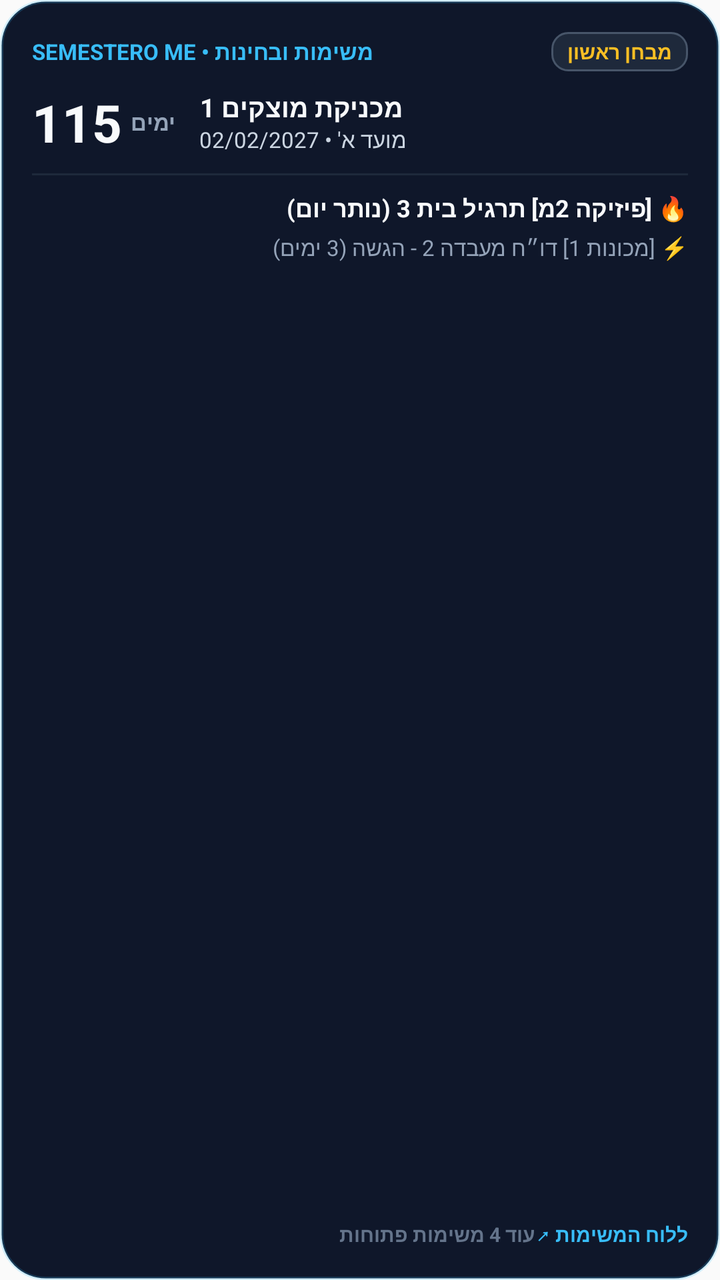
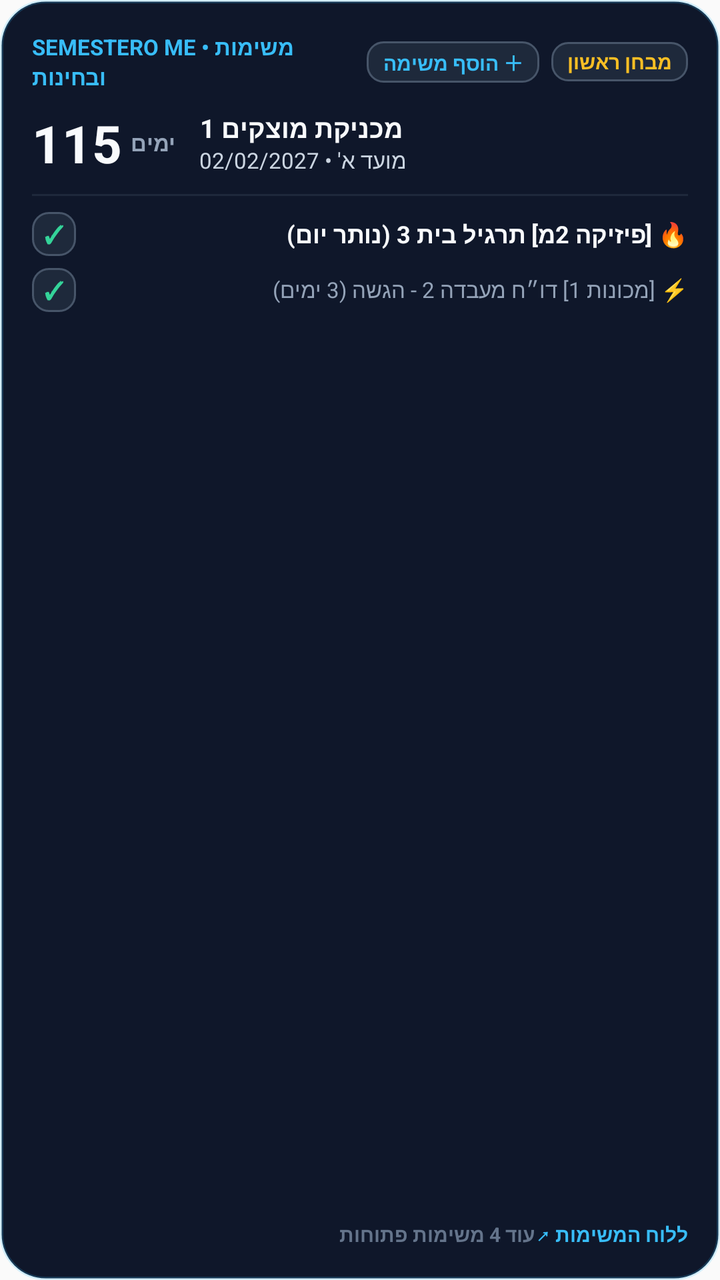

The first picture is an Android layout as it rendered before a commit; the second is the same layout after the commit. The layout source and the unified diff follow.
<!-- AndroidManifest.xml: application theme AppTheme -->
<!-- res/layout/widget_tasks_exam.xml -->
<?xml version="1.0" encoding="utf-8"?>
<LinearLayout xmlns:android="http://schemas.android.com/apk/res/android"
    android:id="@+id/widget_tasks_root"
    android:layout_width="match_parent"
    android:layout_height="match_parent"
    android:background="@drawable/widget_card_bg"
    android:orientation="vertical"
    android:padding="16dp">

    
    <LinearLayout
        android:layout_width="match_parent"
        android:layout_height="wrap_content"
        android:orientation="horizontal"
        android:gravity="center_vertical">

        <TextView
            android:layout_width="0dp"
            android:layout_height="wrap_content"
            android:layout_weight="1"
            android:text="SEMESTERO ME • משימות ובחינות"
            android:textColor="#38bdf8"
            android:textSize="11sp"
            android:textStyle="bold" />

        <TextView
            android:id="@+id/widget_exam_countdown_badge"
            android:layout_width="wrap_content"
            android:layout_height="wrap_content"
            android:background="@drawable/widget_badge_bg"
            android:paddingLeft="8dp"
            android:paddingRight="8dp"
            android:paddingTop="3dp"
            android:paddingBottom="3dp"
            android:text="מבחן ראשון"
            android:textColor="#fbbf24"
            android:textSize="10sp"
            android:textStyle="bold" />
    </LinearLayout>

    
    <LinearLayout
        android:layout_width="match_parent"
        android:layout_height="wrap_content"
        android:layout_marginTop="8dp"
        android:orientation="horizontal"
        android:gravity="center_vertical">

        <TextView
            android:id="@+id/widget_exam_huge_days"
            android:layout_width="wrap_content"
            android:layout_height="wrap_content"
            android:text="115"
            android:textColor="#f8fafc"
            android:textSize="26sp"
            android:textStyle="bold" />

        <TextView
            android:layout_width="wrap_content"
            android:layout_height="wrap_content"
            android:layout_marginStart="4dp"
            android:text="ימים"
            android:textColor="#94a3b8"
            android:textSize="11sp"
            android:textStyle="bold" />

        <LinearLayout
            android:layout_width="0dp"
            android:layout_height="wrap_content"
            android:layout_weight="1"
            android:layout_marginStart="12dp"
            android:orientation="vertical">

            <TextView
                android:id="@+id/widget_exam_title"
                android:layout_width="wrap_content"
                android:layout_height="wrap_content"
                android:text="מכניקת מוצקים 1"
                android:textColor="#f8fafc"
                android:textSize="13sp"
                android:textStyle="bold"
                android:maxLines="1"
                android:ellipsize="end" />

            <TextView
                android:id="@+id/widget_exam_sub"
                android:layout_width="wrap_content"
                android:layout_height="wrap_content"
                android:text="מועד א' • 02/02/2027"
                android:textColor="#cbd5e1"
                android:textSize="11sp" />
        </LinearLayout>
    </LinearLayout>

    
    <FrameLayout
        android:layout_width="match_parent"
        android:layout_height="1dp"
        android:layout_marginTop="8dp"
        android:layout_marginBottom="8dp"
        android:background="#1e293b" />

    
    <LinearLayout
        android:layout_width="match_parent"
        android:layout_height="wrap_content"
        android:orientation="vertical">

        <TextView
            android:id="@+id/widget_task_item_1"
            android:layout_width="match_parent"
            android:layout_height="wrap_content"
            android:text="🔥 [פיזיקה 2מ] תרגיל בית 3 (נותר יום)"
            android:textColor="#f8fafc"
            android:textSize="12sp"
            android:textStyle="bold"
            android:maxLines="1"
            android:ellipsize="end" />

        <TextView
            android:id="@+id/widget_task_item_2"
            android:layout_width="match_parent"
            android:layout_height="wrap_content"
            android:layout_marginTop="4dp"
            android:text="⚡ [מכונות 1] דו״ח מעבדה 2 - הגשה (3 ימים)"
            android:textColor="#94a3b8"
            android:textSize="11sp"
            android:maxLines="1"
            android:ellipsize="end" />
    </LinearLayout>

    
    <FrameLayout
        android:layout_width="match_parent"
        android:layout_height="0dp"
        android:layout_weight="1" />

    
    <LinearLayout
        android:layout_width="match_parent"
        android:layout_height="wrap_content"
        android:orientation="horizontal"
        android:gravity="center_vertical">

        <TextView
            android:id="@+id/widget_tasks_count_summary"
            android:layout_width="0dp"
            android:layout_height="wrap_content"
            android:layout_weight="1"
            android:text="עוד 4 משימות פתוחות"
            android:textColor="#64748b"
            android:textSize="10sp"
            android:textStyle="bold" />

        <TextView
            android:layout_width="wrap_content"
            android:layout_height="wrap_content"
            android:text="ללוח המשימות ↗"
            android:textColor="#38bdf8"
            android:textSize="10sp"
            android:textStyle="bold" />
    </LinearLayout>
</LinearLayout>
<!-- resources referenced by this layout -->
<resources>
  <!-- drawable widget_badge_bg (drawable) -->
  <?xml version="1.0" encoding="utf-8"?>
  <shape xmlns:android="http://schemas.android.com/apk/res/android"
      android:shape="rectangle">
      <solid android:color="#1e293b" />
      <corners android:radius="8dp" />
      <stroke
          android:width="1dp"
          android:color="#475569" />
  </shape>
  <!-- drawable widget_card_bg (drawable) -->
  <?xml version="1.0" encoding="utf-8"?>
  <shape xmlns:android="http://schemas.android.com/apk/res/android"
      android:shape="rectangle">
      <solid android:color="#0f172a" />
      <corners android:radius="22dp" />
      <stroke
          android:width="1.5dp"
          android:color="#3338bdf8" />
  </shape>
  <style name="AppTheme" parent="Theme.AppCompat.Light.DarkActionBar">
          
          <item name="colorPrimary">@color/colorPrimary</item>
          <item name="colorPrimaryDark">@color/colorPrimaryDark</item>
          <item name="colorAccent">@color/colorAccent</item>
      </style>
</resources>

<!-- the commit's change to res/layout/widget_tasks_exam.xml (unified diff, before → after) -->
@@ -24,6 +24,21 @@
             android:textStyle="bold" />
 
         <TextView
+            android:id="@+id/btn_widget_add_task"
+            android:layout_width="wrap_content"
+            android:layout_height="wrap_content"
+            android:layout_marginEnd="6dp"
+            android:background="@drawable/widget_badge_bg"
+            android:paddingLeft="8dp"
+            android:paddingRight="8dp"
+            android:paddingTop="3dp"
+            android:paddingBottom="3dp"
+            android:text="＋ הוסף משימה"
+            android:textColor="#38bdf8"
+            android:textSize="10sp"
+            android:textStyle="bold" />
+
+        <TextView
             android:id="@+id/widget_exam_countdown_badge"
             android:layout_width="wrap_content"
             android:layout_height="wrap_content"
@@ -106,27 +121,71 @@
         android:layout_height="wrap_content"
         android:orientation="vertical">
 
-        <TextView
-            android:id="@+id/widget_task_item_1"
+        
+        <LinearLayout
+            android:id="@+id/widget_task_row_1"
             android:layout_width="match_parent"
             android:layout_height="wrap_content"
-            android:text="🔥 [פיזיקה 2מ] תרגיל בית 3 (נותר יום)"
-            android:textColor="#f8fafc"
-            android:textSize="12sp"
-            android:textStyle="bold"
-            android:maxLines="1"
-            android:ellipsize="end" />
-
-        <TextView
-            android:id="@+id/widget_task_item_2"
+            android:gravity="center_vertical"
+            android:orientation="horizontal">
+
+            <TextView
+                android:id="@+id/btn_complete_task_1"
+                android:layout_width="22dp"
+                android:layout_height="22dp"
+                android:background="@drawable/widget_badge_bg"
+                android:gravity="center"
+                android:text="✓"
+                android:textColor="#34d399"
+                android:textSize="12sp"
+                android:textStyle="bold" />
+
+            <TextView
+                android:id="@+id/widget_task_item_1"
+                android:layout_width="0dp"
+                android:layout_height="wrap_content"
+                android:layout_weight="1"
+                android:layout_marginLeft="8dp"
+                android:text="🔥 [פיזיקה 2מ] תרגיל בית 3 (נותר יום)"
+                android:textColor="#f8fafc"
+                android:textSize="12sp"
+                android:textStyle="bold"
+                android:maxLines="1"
+                android:ellipsize="end" />
+        </LinearLayout>
+
+        
+        <LinearLayout
+            android:id="@+id/widget_task_row_2"
             android:layout_width="match_parent"
             android:layout_height="wrap_content"
-            android:layout_marginTop="4dp"
-            android:text="⚡ [מכונות 1] דו״ח מעבדה 2 - הגשה (3 ימים)"
-            android:textColor="#94a3b8"
-            android:textSize="11sp"
-            android:maxLines="1"
-            android:ellipsize="end" />
+            android:layout_marginTop="6dp"
+            android:gravity="center_vertical"
+            android:orientation="horizontal">
+
+            <TextView
+                android:id="@+id/btn_complete_task_2"
+                android:layout_width="22dp"
+                android:layout_height="22dp"
+                android:background="@drawable/widget_badge_bg"
+                android:gravity="center"
+                android:text="✓"
+                android:textColor="#34d399"
+                android:textSize="12sp"
+                android:textStyle="bold" />
+
+            <TextView
+                android:id="@+id/widget_task_item_2"
+                android:layout_width="0dp"
+                android:layout_height="wrap_content"
+                android:layout_weight="1"
+                android:layout_marginLeft="8dp"
+                android:text="⚡ [מכונות 1] דו״ח מעבדה 2 - הגשה (3 ימים)"
+                android:textColor="#94a3b8"
+                android:textSize="11sp"
+                android:maxLines="1"
+                android:ellipsize="end" />
+        </LinearLayout>
     </LinearLayout>
 
     
